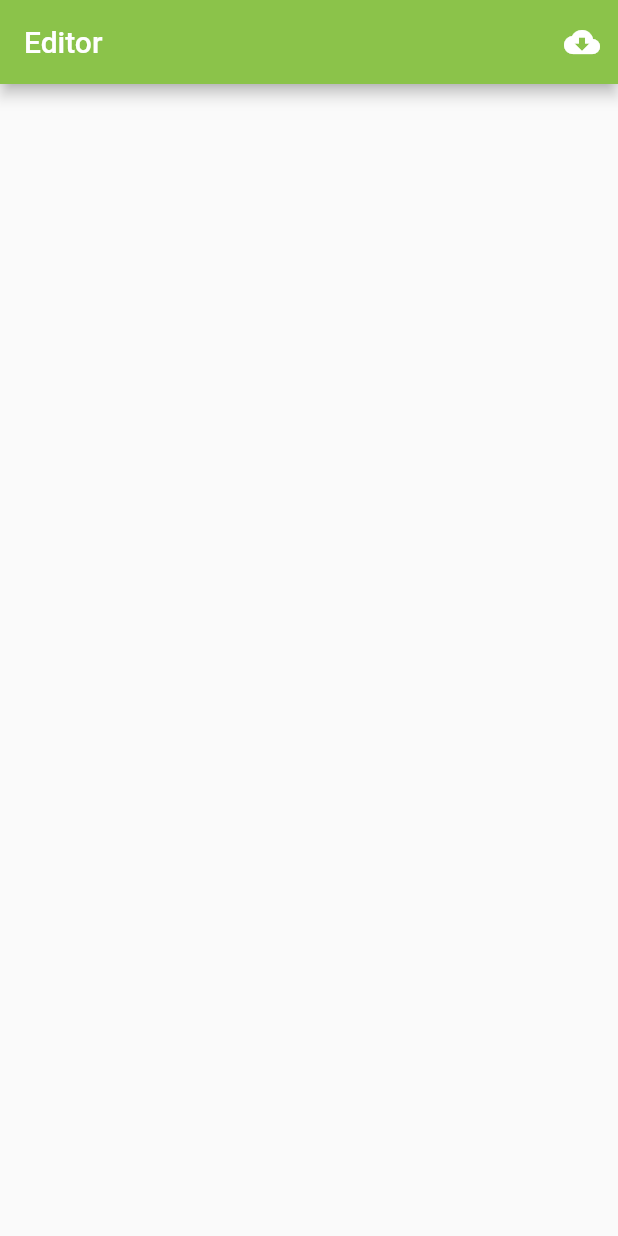
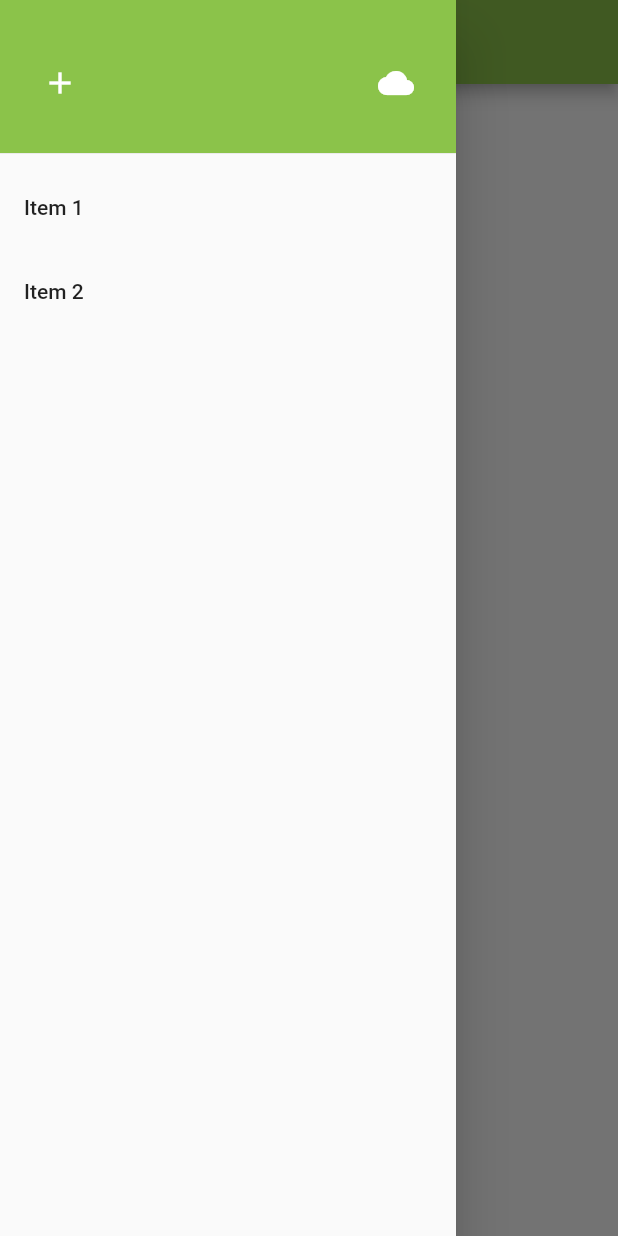
Before and after one commit to kseniyatalstykh/mdreader, a Flutter app: the screen it shows after launch, with the side drawer open (before the commit the screen has no drawer), on a phone screen of 412 x 824 dp. Run offline on Flutter 3.47's test engine with Material 2 defaults, Android fonts, the phone set to English and light mode, and no system bars; our stand-ins replace google_sign_in; missing offline and left inert: googleapis.

Commit message:
[feat]: add drawer, move controls to drawer

```diff
--- a/lib/editor.dart
+++ b/lib/editor.dart
@@ -1,17 +1,17 @@
 import 'package:flutter/material.dart';
-import 'package:googleapis/drive/v3.dart' as drive;
-import 'package:google_sign_in/google_sign_in.dart' as googleSignIn;
+import './navigation-drawer.dart';
 
-class EditorPage extends StatelessWidget {
-  EditorPage({Key key, this.title}) : super(key: key);
+class Editor extends StatefulWidget {
+  @override
+  EditorState createState() => EditorState();
+}
 
-  final String title;
+class EditorState extends State<Editor> {
+  TextEditingController _textEditingController;
 
-  Future<void> signIn() async {
-    final googleSignInScopes = googleSignIn.GoogleSignIn.standard(scopes: [drive.DriveApi.DriveScope]);
-    final googleSignIn.GoogleSignInAccount account = await googleSignInScopes.signIn();
-
-    print("User account $account");
+  @override
+  void initState() {
+    this._textEditingController = TextEditingController();
   }
 
   @override
@@ -19,23 +19,24 @@ class EditorPage extends StatelessWidget {
       return Scaffold(
       appBar: AppBar(
         title: Text(
-          this.title,
+          'Notes',
           style: TextStyle(
             color: Colors.white
           )
         ),
-        actions: <Widget>[
-          IconButton(
-            icon: Icon(
-              Icons.cloud_download,
-              color: Colors.white,
-            ),
-            onPressed: signIn,
+        iconTheme: IconThemeData(color: Colors.white),
+      ),
+      body: Container(
+        margin: EdgeInsets.all(20),
+        child: TextField(
+          controller: _textEditingController,
+          decoration: InputDecoration(
+            border: InputBorder.none,
+            hintText: 'INPUT TEXT'
           )
-        ],
+        )
       ),
-      body: Center(
-        ),
+      drawer: NavigationDrawer(),
     );
   }
 }
--- a/lib/main.dart
+++ b/lib/main.dart
@@ -14,7 +14,7 @@ class MarkdownReader extends StatelessWidget {
         primarySwatch: Colors.lightGreen,
         visualDensity: VisualDensity.adaptivePlatformDensity,
       ),
-      home: EditorPage(title: 'Editor'),
+      home: Editor(),
     );
   }
 }
--- /dev/null
+++ b/lib/navigation-drawer.dart
@@ -0,0 +1,42 @@
+import 'package:flutter/material.dart';
+import './notes-tree-controls.dart';
+
+class NavigationDrawer extends StatelessWidget {
+  @override
+  Widget build(BuildContext context) {
+    return Drawer(
+        child: ListView(
+          padding: EdgeInsets.zero,
+          children: <Widget>[
+            Container(
+              height: 110.0,
+              child: DrawerHeader(
+                child: NotesTreeControls(),
+                decoration: BoxDecoration(
+                  color: Colors.lightGreen,
+                ),
+              ),
+            ),
+            ListTile(
+              title: Text('Item 1'),
+              onTap: () {
+                // Update the state of the app
+                // ...
+                // Then close the drawer
+                Navigator.pop(context);
+              },
+            ),
+            ListTile(
+              title: Text('Item 2'),
+              onTap: () {
+                // Update the state of the app
+                // ...
+                // Then close the drawer
+                Navigator.pop(context);
+              },
+            ),
+          ],
+        ),
+      );
+  }
+}
--- /dev/null
+++ b/lib/notes-tree-controls.dart
@@ -0,0 +1,43 @@
+import 'package:flutter/material.dart';
+import 'package:googleapis/drive/v3.dart' as drive;
+import 'package:google_sign_in/google_sign_in.dart' as googleSignIn;
+
+class NotesTreeControls extends StatelessWidget {
+
+  Future<void> signIn() async {
+    final googleSignInScopes = googleSignIn.GoogleSignIn.standard(scopes: [drive.DriveApi.DriveScope]);
+    final googleSignIn.GoogleSignInAccount account = await googleSignInScopes.signIn();
+
+    print("User account $account");
+  }
+
+  @override
+  Widget build(BuildContext context) {
+    return Row(
+      mainAxisAlignment: MainAxisAlignment.spaceBetween,
+      children: [
+        Row(
+          children: [
+            IconButton(
+              icon: Icon(
+                Icons.add,
+                color: Colors.white,
+              ),
+            ),
+          ],
+        ),
+        Row(
+          children: [
+             IconButton(
+              icon: Icon(
+                Icons.cloud,
+                color: Colors.white,
+              ),
+              onPressed: signIn,
+            )
+          ],
+        )
+      ]
+    );
+  }
+}
--- a/pubspec.yaml
+++ b/pubspec.yaml
@@ -25,6 +25,7 @@ dependencies:
     sdk: flutter
   googleapis: ^0.56.1
   google_sign_in: ^4.5.6
+  flutter_markdown: ^0.5.1
 
 
   # The following adds the Cupertino Icons font to your application.
```
Also changed, not shown: lib/google-auth-client.dart (added), pubspec.lock.
